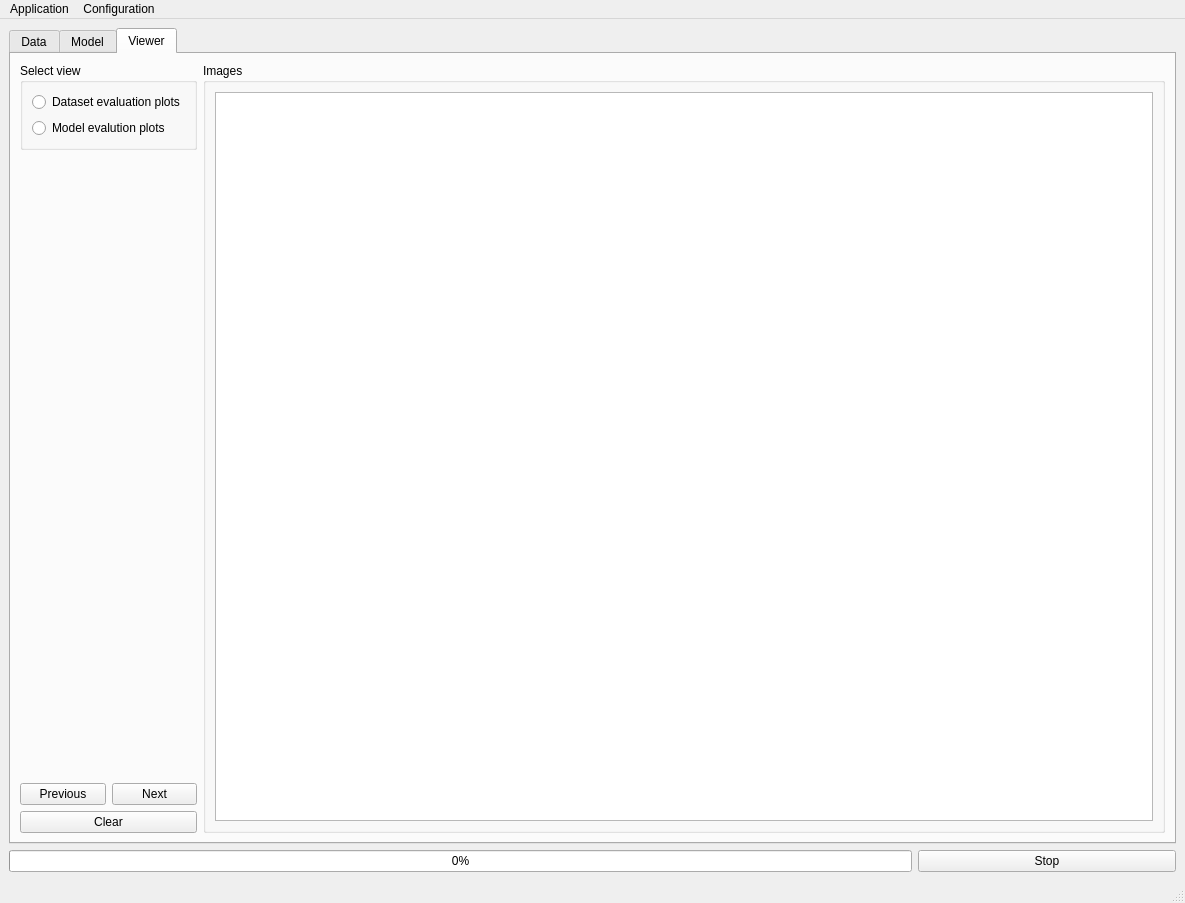
Above: NISTADS/app/assets/window_layout.ui from CTCycle/ADSMOD-Adsorption-Modeling before the change. Below: the same form after it.
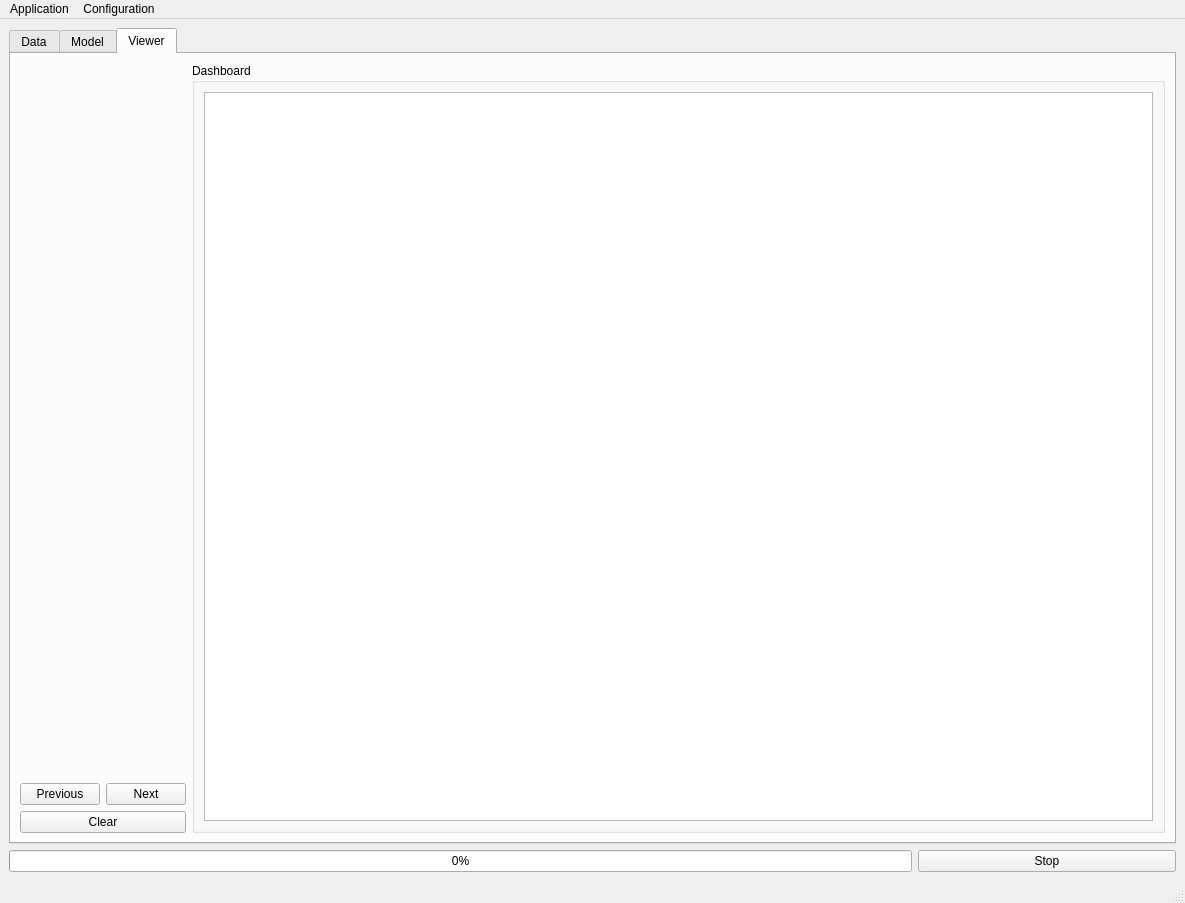
That is the form after the change. The open tabs and pages were chosen to show the change.

Commit message: finalized inference pipeline, fixed model evaluation steps and optimized GUI

The edit to the form file:
```diff
--- a/NISTADS/app/assets/window_layout.ui
+++ b/NISTADS/app/assets/window_layout.ui
@@ -1214,35 +1214,6 @@
        <layout class="QHBoxLayout" name="horizontalLayout_7">
         <item>
          <layout class="QVBoxLayout" name="verticalLayout_4">
-          <item>
-           <widget class="QGroupBox" name="groupBox">
-            <property name="title">
-             <string>Select view</string>
-            </property>
-            <layout class="QVBoxLayout" name="verticalLayout_2">
-             <item>
-              <widget class="QRadioButton" name="viewDataPlots">
-               <property name="text">
-                <string>Dataset evaluation plots</string>
-               </property>
-               <property name="checked">
-                <bool>false</bool>
-               </property>
-              </widget>
-             </item>
-             <item>
-              <widget class="QRadioButton" name="viewEvalPlots">
-               <property name="text">
-                <string>Model evalution plots</string>
-               </property>
-               <property name="checked">
-                <bool>false</bool>
-               </property>
-              </widget>
-             </item>
-            </layout>
-           </widget>
-          </item>
           <item>
            <spacer name="verticalSpacer_10">
             <property name="orientation">
@@ -1290,7 +1261,7 @@
         <item>
          <widget class="QGroupBox" name="canvasGroup">
           <property name="title">
-           <string>Images</string>
+           <string>Dashboard</string>
           </property>
           <layout class="QVBoxLayout" name="verticalLayout_7" stretch="5">
            <item>
```
The commit also changes 8 other files.
